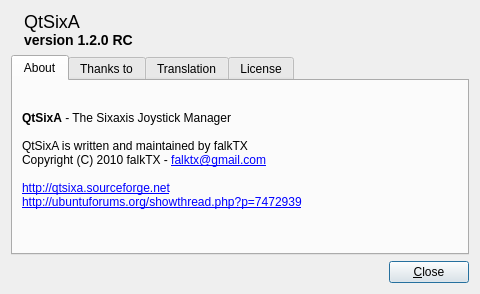
Qt form qtsixa/gui/qtsixa_about.ui (aaronp24/QtSixA) before a commit.
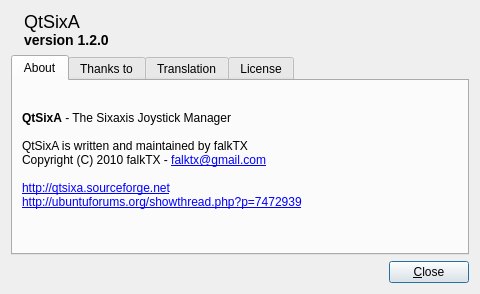
The same form after that commit. Icons and pictures are not drawn.

What changed in the file:
```diff
--- a/qtsixa/gui/qtsixa_about.ui
+++ b/qtsixa/gui/qtsixa_about.ui
@@ -31,7 +31,7 @@
     <widget class="QLabel" name="label_QtSixAv">
      <property name="text">
       <string>&lt;font size=5&gt;QtSixA&lt;/font&gt;&lt;br&gt;
-&lt;font size=4&gt;&lt;b&gt;version 1.2.0 RC&lt;/b&gt;&lt;/font&gt;</string>
+&lt;font size=4&gt;&lt;b&gt;version 1.2.0&lt;/b&gt;&lt;/font&gt;</string>
      </property>
     </widget>
    </item>
```
